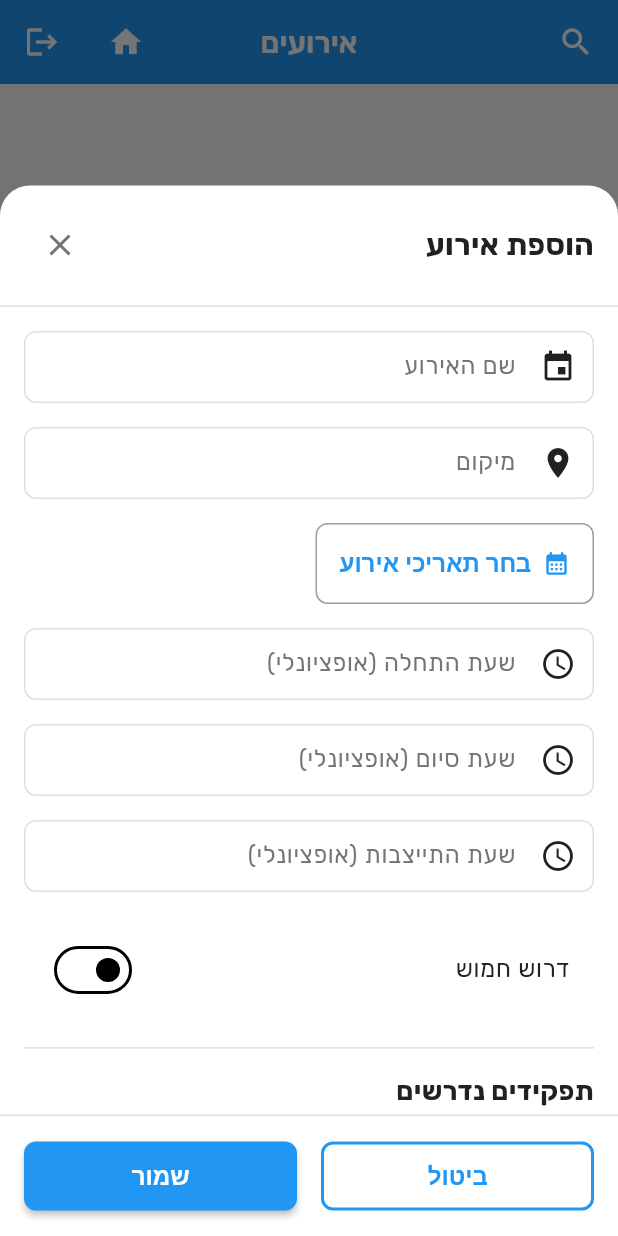
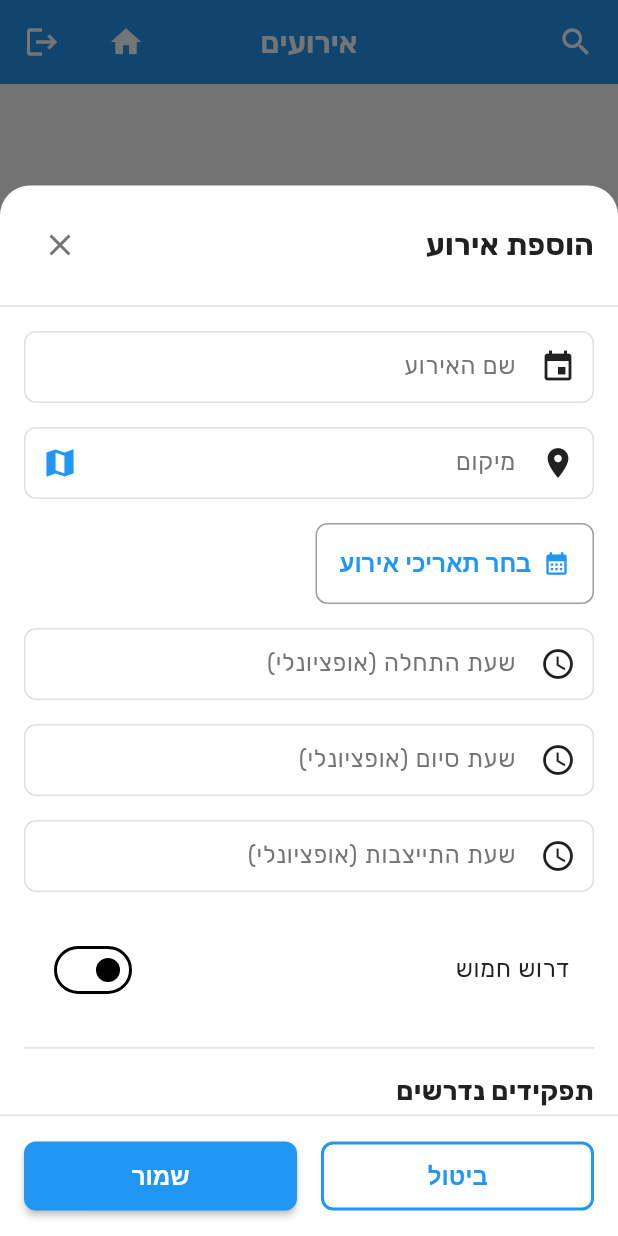
Before and after one commit to omerbengal/Shavtzak, a Flutter app: the EventListScreen screen opened directly, after a tap on "הוסף אירוע ראשון", on a phone screen of 412 x 824 dp. Run offline on Flutter 3.47's test engine with Material 3 defaults, Android fonts, the phone set to English and light mode, and no system bars; our stand-ins replace calendar_date_picker2, cloud_firestore, equatable, firebase_core, flutter_bloc, flutter_map and 3 more; missing offline and left inert: dart:html, googleapis; accounts and stored records are empty.

Commit message:
Move map location picker to production
- Remove test environment restriction from map picker button
- Map picker is now available in both test and production environments
- Navigation buttons (Google Maps, Waze) already available to all users

```diff
--- a/shavtzak/lib/presentation/screens/event/widgets/event_form_modal.dart
+++ b/shavtzak/lib/presentation/screens/event/widgets/event_form_modal.dart
@@ -2,7 +2,6 @@ import 'package:flutter/material.dart';
 import 'package:flutter_bloc/flutter_bloc.dart';
 import 'package:uuid/uuid.dart';
 import '../../../../core/constants/role_types.dart';
-import '../../../../core/services/environment_service.dart';
 import '../../../../core/utils/validators.dart';
 import '../../../../domain/entities/event.dart';
 import '../../../../data/repositories/assignment_repository.dart';
@@ -695,9 +694,8 @@ class _EventFormModalState extends State<EventFormModal> {
                                   hintText: 'לדוגמה: אולמי ורסאי',
                                   prefixIcon: const Icon(Icons.location_on),
                                   border: const OutlineInputBorder(),
-                                  // Map picker button - only in test mode
-                                  suffixIcon: EnvironmentService.instance.isTestMode
-                                      ? IconButton(
+                                  // Map picker button
+                                  suffixIcon: IconButton(
                                     icon: const Icon(Icons.map, color: Colors.blue),
                                     tooltip: 'בחר מיקום במפה',
                                     onPressed: () async {
@@ -744,8 +742,7 @@ class _EventFormModalState extends State<EventFormModal> {
                                         });
                                       }
                                     },
-                                        )
-                                      : null,
+                                  ),
                                 ),
                                 validator: (value) {
                                   if (value == null || value.trim().isEmpty) {
--- a/shavtzak/pubspec.yaml
+++ b/shavtzak/pubspec.yaml
@@ -66,7 +66,7 @@ dependencies:
   # URL Launcher for phone calls
   url_launcher: ^6.3.0
 
-  # Map (for location picking in test environment)
+  # Map (for location picking)
   flutter_map: ^7.0.2
   latlong2: ^0.9.1
 
```
Lines whose indentation alone changed are shown as unchanged.
